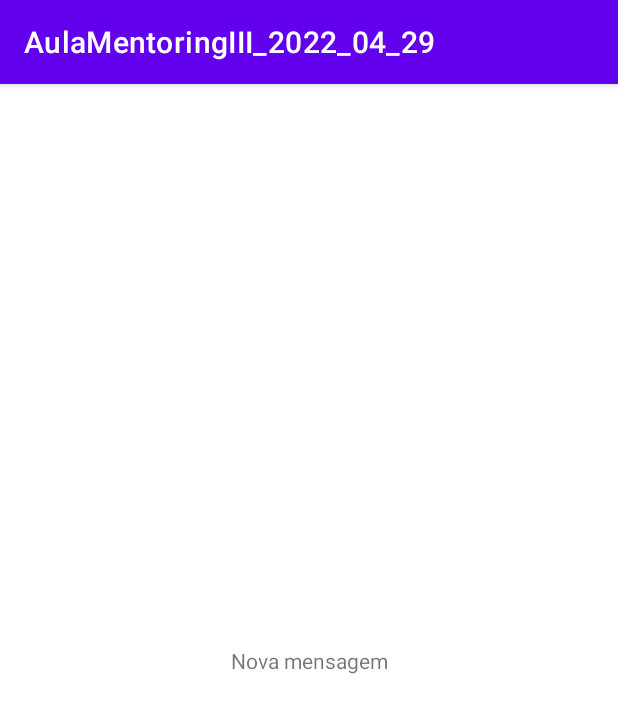
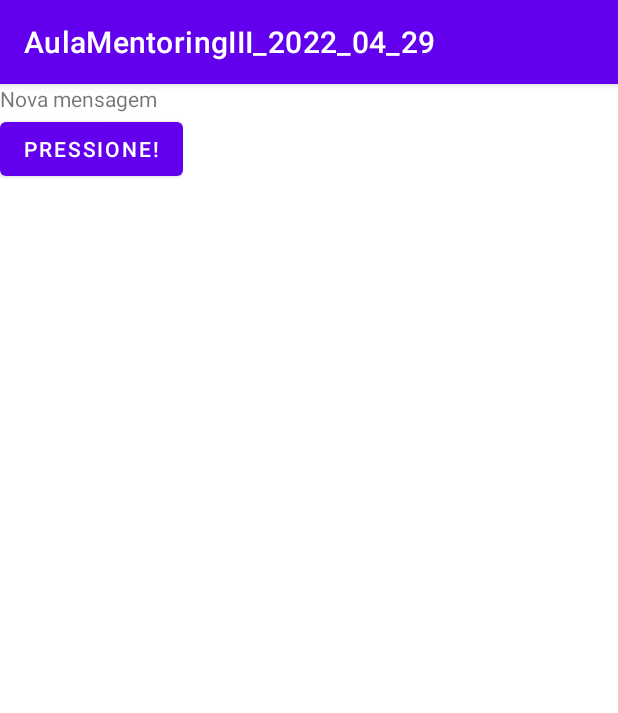
Before and after one commit to udofritzke/AulaMentoringIII_2022_04_29, an Android app: the screen it shows after launch (MainActivity), on a phone screen of 412 x 824 dp. Shown: the top 713 px of the screen. Run offline under Robolectric (Android 15) with nearby library versions, the phone set to English and light mode, and no system bars.

Commit message:
introdução de um botao para atualizaçao da mensagem

```diff
--- a/app/src/main/java/com/example/aulamentoringiii_2022_04_29/MainActivity.java
+++ b/app/src/main/java/com/example/aulamentoringiii_2022_04_29/MainActivity.java
@@ -3,12 +3,22 @@ package com.example.aulamentoringiii_2022_04_29;
 import androidx.appcompat.app.AppCompatActivity;
 
 import android.os.Bundle;
+import android.util.Log;
+import android.view.View;
+import android.widget.TextView;
 
 public class MainActivity extends AppCompatActivity {
-
+    TextView texto;
     @Override
     protected void onCreate(Bundle savedInstanceState) {
         super.onCreate(savedInstanceState);
         setContentView(R.layout.activity_main);
+
+        Log.d("aplicacao", "executou onCreate()");
+
+    }
+    public void trataBotao(View b){
+        texto = (TextView) findViewById(R.id.texto);
+        texto.setText("Ola todo mundo");
     }
 }
--- a/app/src/main/res/layout/activity_main.xml
+++ b/app/src/main/res/layout/activity_main.xml
@@ -4,15 +4,28 @@
     xmlns:tools="http://schemas.android.com/tools"
     android:layout_width="match_parent"
     android:layout_height="match_parent"
+    android:gravity="center"
+    android:onClick="trataBotao"
+    android:orientation="vertical"
     tools:context=".MainActivity">
 
-    <TextView
+    <LinearLayout
         android:layout_width="wrap_content"
         android:layout_height="wrap_content"
-        android:text="Nova mensagem"
-        app:layout_constraintBottom_toBottomOf="parent"
-        app:layout_constraintLeft_toLeftOf="parent"
-        app:layout_constraintRight_toRightOf="parent"
-        app:layout_constraintTop_toTopOf="parent" />
+        android:orientation="vertical">
+
+        <TextView
+            android:id="@+id/texto"
+            android:layout_width="wrap_content"
+            android:layout_height="wrap_content"
+            android:text="Nova mensagem" />
+
+        <Button
+            android:id="@+id/button"
+            android:layout_width="wrap_content"
+            android:layout_height="wrap_content"
+            android:onClick="trataBotao"
+            android:text="Pressione!" />
+    </LinearLayout>
 
 </androidx.constraintlayout.widget.ConstraintLayout>
```
